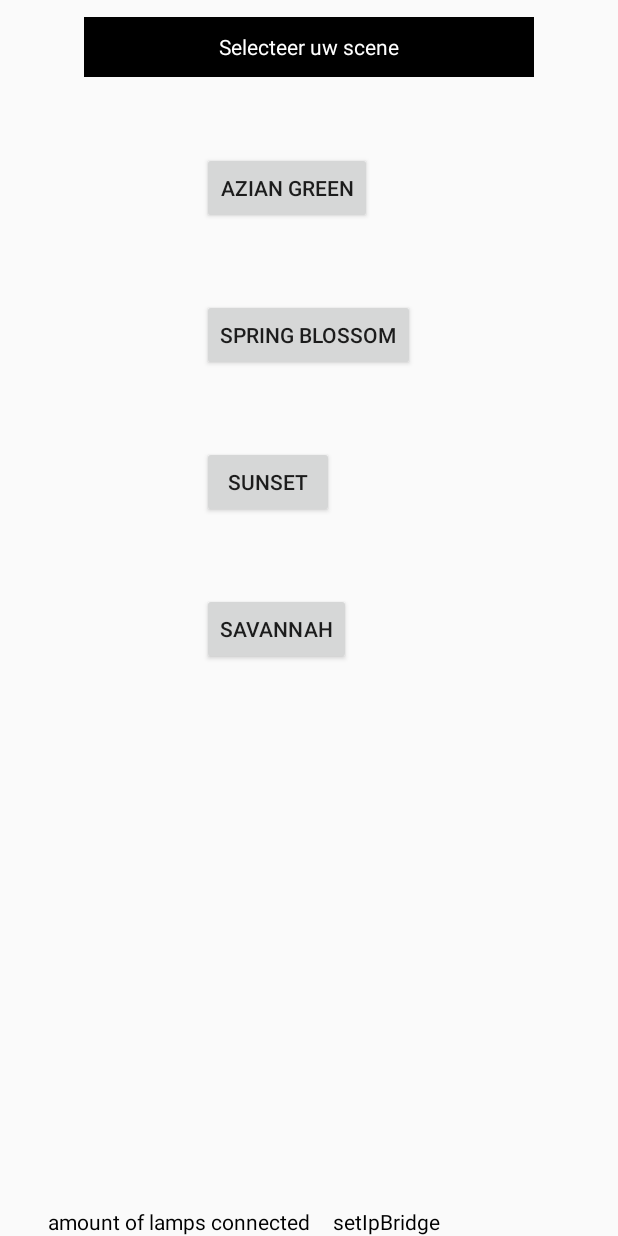
After one commit to WouterWallyvanNuland/WouterHueApp, an Android app: the layout activity_scene.xml on its own in the app's theme, with its tools: preview values and no code run, on a phone screen of 412 x 824 dp. The commit adds this screen. Run offline under Robolectric (Android 15) with nearby library versions, the phone set to English and light mode, and no system bars.

Commit message:
Added SceneActivity

```diff
--- /dev/null
+++ b/app/src/main/res/layout/activity_scene.xml
@@ -0,0 +1,92 @@
+<?xml version="1.0" encoding="utf-8"?>
+<RelativeLayout
+    xmlns:android="http://schemas.android.com/apk/res/android"
+    xmlns:app="http://schemas.android.com/apk/res-auto"
+    xmlns:tools="http://schemas.android.com/tools"
+    android:layout_width="match_parent"
+    android:layout_height="match_parent"
+    tools:context="com.example.woutervannuland.hue.SceneActivity">
+
+    <TextView
+        android:id="@+id/textViewAskUserToSetScene"
+        android:layout_width="300dp"
+        android:layout_height="40dp"
+        android:layout_centerHorizontal="true"
+        android:layout_marginTop="11dp"
+        android:background="?android:attr/colorForeground"
+        android:padding="10dp"
+        android:paddingBottom="10dp"
+        android:paddingEnd="10dp"
+        android:paddingLeft="10dp"
+        android:paddingRight="10dp"
+        android:paddingStart="10dp"
+        android:paddingTop="10dp"
+        android:text="Selecteer uw scene"
+        android:textAlignment="center"
+        android:textColor="@android:color/background_light"
+        tools:layout_editor_absoluteX="81dp"
+        tools:layout_editor_absoluteY="98dp"
+        />
+
+    <Button
+        android:id="@+id/azianGreenButton"
+        android:layout_width="wrap_content"
+        android:layout_height="wrap_content"
+        android:text="Azian Green"
+        android:layout_below="@id/textViewAskUserToSetScene"
+        android:layout_alignLeft="@+id/springBlossomButton"
+        android:layout_alignStart="@+id/springBlossomButton"
+        android:layout_marginTop="50dp"/>
+
+    <Button
+        android:id="@+id/springBlossomButton"
+        android:layout_width="wrap_content"
+        android:layout_height="wrap_content"
+        android:text="Spring BLossom"
+        android:layout_below="@+id/azianGreenButton"
+        android:layout_centerHorizontal="true"
+        android:layout_marginTop="50dp" />
+
+    <Button
+        android:id="@+id/sunsetSceneButton"
+        android:layout_width="wrap_content"
+        android:layout_height="wrap_content"
+        android:text="Sunset"
+        android:layout_below="@+id/springBlossomButton"
+        android:layout_alignLeft="@+id/springBlossomButton"
+        android:layout_alignStart="@+id/springBlossomButton"
+        android:layout_marginTop="50dp" />
+
+    <Button
+        android:id="@+id/savannahSceneButton"
+        android:layout_width="wrap_content"
+        android:layout_height="wrap_content"
+        android:text="Savannah"
+        android:layout_below="@+id/sunsetSceneButton"
+        android:layout_alignLeft="@+id/sunsetSceneButton"
+        android:layout_alignStart="@+id/sunsetSceneButton"
+        android:layout_marginTop="50dp" />
+
+    <TextView
+        android:id="@+id/connectedAmountOfLampsTextView"
+        android:layout_width="190dp"
+        android:layout_height="wrap_content"
+        android:layout_alignParentBottom="true"
+        android:layout_toLeftOf="@+id/connectedIpTextView"
+        android:layout_toStartOf="@+id/connectedIpTextView"
+        android:layout_marginTop="@dimen/activity_horizontal_margin"
+        android:text="amount of lamps connected"
+        android:textColor="@android:color/black" />
+
+    <TextView
+        android:id="@+id/connectedIpTextView"
+        android:layout_width="190dp"
+        android:layout_height="wrap_content"
+        android:text="setIpBridge"
+        android:textColor="@android:color/black"
+        android:layout_alignParentBottom="true"
+        android:layout_alignParentRight="true"
+        android:layout_alignParentEnd="true" />
+
+
+</RelativeLayout>
--- a/app/src/main/res/values/strings.xml
+++ b/app/src/main/res/values/strings.xml
@@ -20,4 +20,5 @@
     <string name="blueString">Blue</string>
     <string name="yellowString">Yellow</string>
     <string name="greenString">Green</string>
+    <string name="title_activity_scene">SceneActivity</string>
 </resources>
```
Also changed, not shown: app/src/main/AndroidManifest.xml (+6 -2 lines), app/src/main/java/com/example/woutervannuland/hue/SceneActivity.java (added, +74 -0 lines), app/src/main/res/layout/content_scene.xml (added, +11 -0 lines).
